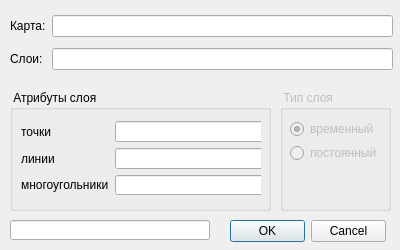
Above: agg_create_map/ui/dialog.ui from AlexanderGrigoryev/pyqgis before the change. Below: the same form after it.
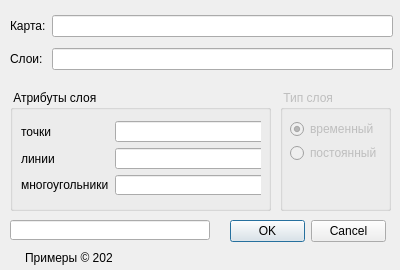
That is the form after the change.

Patch:
```diff
--- a/agg_create_map/ui/dialog.ui
+++ b/agg_create_map/ui/dialog.ui
@@ -10,19 +10,19 @@
     <x>0</x>
     <y>0</y>
     <width>400</width>
-    <height>250</height>
+    <height>270</height>
    </rect>
   </property>
   <property name="minimumSize">
    <size>
     <width>400</width>
-    <height>250</height>
+    <height>270</height>
    </size>
   </property>
   <property name="maximumSize">
    <size>
     <width>400</width>
-    <height>250</height>
+    <height>270</height>
    </size>
   </property>
   <property name="windowTitle">
@@ -208,7 +208,7 @@
     </layout>
    </widget>
   </widget>
-  <widget class="QWidget" name="">
+  <widget class="QWidget" name="layoutWidget">
    <property name="geometry">
     <rect>
      <x>10</x>
@@ -260,6 +260,44 @@
     </item>
    </layout>
   </widget>
+  <widget class="QWidget" name="layoutWidget_2">
+   <property name="geometry">
+    <rect>
+     <x>3</x>
+     <y>249</y>
+     <width>109</width>
+     <height>18</height>
+    </rect>
+   </property>
+   <layout class="QHBoxLayout" name="logoLayout">
+    <item>
+     <widget class="QLabel" name="logo">
+      <property name="minimumSize">
+       <size>
+        <width>16</width>
+        <height>16</height>
+       </size>
+      </property>
+      <property name="maximumSize">
+       <size>
+        <width>16</width>
+        <height>16</height>
+       </size>
+      </property>
+      <property name="text">
+       <string/>
+      </property>
+     </widget>
+    </item>
+    <item>
+     <widget class="QLabel" name="copyright">
+      <property name="text">
+       <string>Примеры © 2020</string>
+      </property>
+     </widget>
+    </item>
+   </layout>
+  </widget>
  </widget>
  <resources/>
  <connections>
```
Left out of the diff: 4 changed lines with no effect on the pictures.
